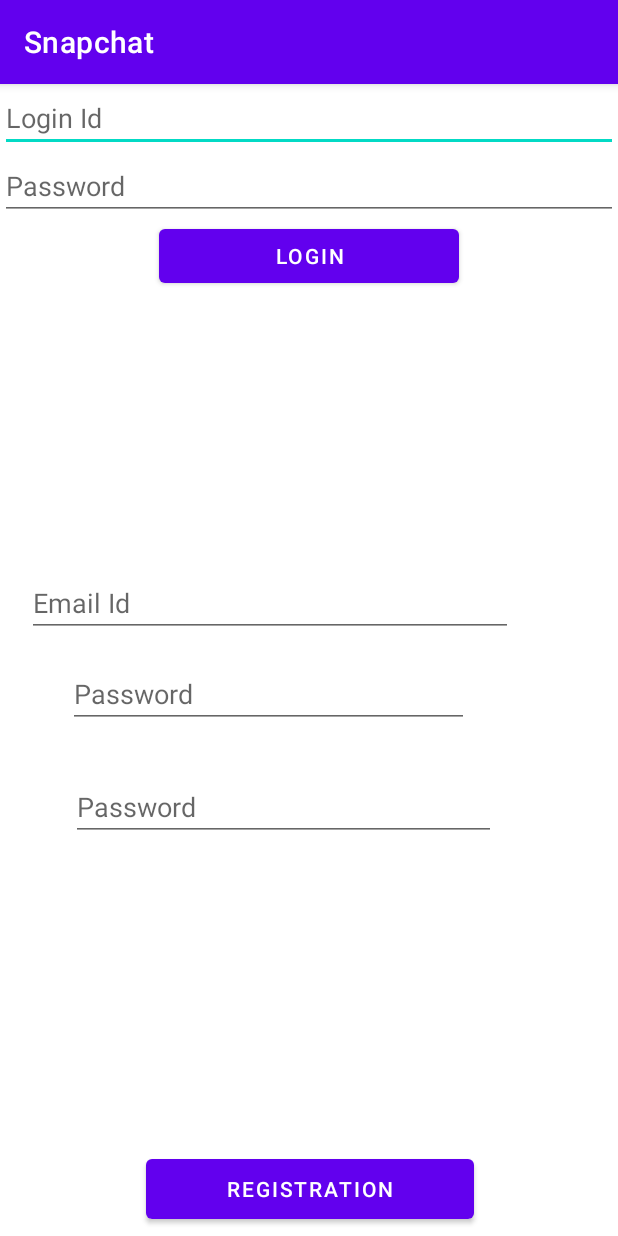
After one commit to SurajPrajapati8424/SnapChat, an Android app: the loginRegistrationActivity screen opened directly, with no data from a screen before it, on a phone screen of 412 x 824 dp. The commit adds this screen. Run offline under Robolectric (Android 15) with nearby library versions, the phone set to English and light mode, and no system bars.

Commit message:
Done with LOGIN UI/UX

```diff
--- a/app/build.gradle
+++ b/app/build.gradle
@@ -37,15 +37,26 @@ dependencies {
     androidTestImplementation 'androidx.test.ext:junit:1.1.2'
     androidTestImplementation 'androidx.test.espresso:espresso-core:3.3.0'
 
-    // Import the Firebase BoM
+    // Add the dependencies for any other desired Firebase products
+    // https://firebase.google.com/docs/android/setup#available-libraries
+    // Import the BoM for the Firebase platform
     implementation platform('com.google.firebase:firebase-bom:26.4.0')
-
     // Add the dependency for the Firebase SDK for Google Analytics
     // When using the BoM, don't specify versions in Firebase dependencies
+    // No need of ":firebase-core:"
     implementation 'com.google.firebase:firebase-analytics'
 
-    // Add the dependencies for any other desired Firebase products
-    // https://firebase.google.com/docs/android/setup#available-libraries
+    // Declare the dependencies for the desired Firebase products without specifying versions
+    // For example, declare the dependencies for Firebase Authentication and Cloud Firestore
+    implementation 'com.google.firebase:firebase-auth'
+    // Also declare the dependency for the Google Play services library and specify its version
+    implementation 'com.google.android.gms:play-services-auth:19.0.0'
+
+    // Declare the dependency for the Realtime Database library
+    // When using the BoM, you don't specify versions in Firebase library dependencies
+    implementation 'com.google.firebase:firebase-database'
+
+
 }
 
 apply plugin: 'com.google.gms.google-services'
--- a/app/src/main/AndroidManifest.xml
+++ b/app/src/main/AndroidManifest.xml
@@ -9,13 +9,17 @@
         android:roundIcon="@mipmap/ic_launcher_round"
         android:supportsRtl="true"
         android:theme="@style/Theme.Snapchat">
-        <activity android:name=".MainActivity">
+        <activity android:name=".loginRegistrationActivity"
+            android:windowSoftInputMode="adjustPan">
+        </activity>
+        <activity android:name=".SplashScreenActivity">
             <intent-filter>
                 <action android:name="android.intent.action.MAIN" />
 
                 <category android:name="android.intent.category.LAUNCHER" />
             </intent-filter>
         </activity>
+        <activity android:name=".MainActivity" />
     </application>
 
 </manifest>
--- /dev/null
+++ b/app/src/main/java/com/dr/psycho/snapchat/SplashScreenActivity.java
@@ -0,0 +1,7 @@
+package com.dr.psycho.snapchat;
+
+import androidx.appcompat.app.AppCompatActivity;
+
+public class SplashScreenActivity extends AppCompatActivity {
+
+}
--- /dev/null
+++ b/app/src/main/java/com/dr/psycho/snapchat/loginRegistrationActivity.java
@@ -0,0 +1,19 @@
+package com.dr.psycho.snapchat;
+
+import androidx.appcompat.app.AppCompatActivity;
+
+import android.os.Bundle;
+import android.view.WindowManager;
+
+public class loginRegistrationActivity extends AppCompatActivity {
+
+    @Override
+    protected void onCreate(Bundle savedInstanceState) {
+        super.onCreate(savedInstanceState);
+        setContentView(R.layout.activity_login_registration);
+        getWindow().setFlags(
+                WindowManager.LayoutParams.FLAG_LAYOUT_NO_LIMITS,
+                WindowManager.LayoutParams.FLAG_LAYOUT_NO_LIMITS
+        );
+    }
+}
--- /dev/null
+++ b/app/src/main/res/drawable/background_splash.xml
@@ -0,0 +1,7 @@
+<?xml version="1.0" encoding="utf-8"?>
+<layer-list xmlns:android="http://schemas.android.com/apk/res/android">
+
+    <item
+        android:drawable="@color/purple_700"
+        />
+</layer-list>
--- /dev/null
+++ b/app/src/main/res/layout/activity_login_registration.xml
@@ -0,0 +1,93 @@
+<?xml version="1.0" encoding="utf-8"?>
+<LinearLayout xmlns:android="http://schemas.android.com/apk/res/android"
+    android:layout_width="match_parent"
+    android:layout_height="match_parent"
+    android:orientation="vertical">
+    <LinearLayout
+        android:layout_width="match_parent"
+        android:layout_height="200dp"
+        android:orientation="vertical">
+        <EditText
+            android:id="@+id/etLoginEmail"
+            android:layout_width="match_parent"
+            android:layout_height="wrap_content"
+            android:ems="10"
+            android:hint="Login Id"
+            android:inputType="textEmailAddress"
+            android:autofillHints="" />
+
+        <EditText
+            android:id="@+id/etLoginPassword"
+            android:layout_width="match_parent"
+            android:layout_height="wrap_content"
+            android:ems="10"
+            android:hint="Password"
+            android:inputType="textPassword"
+            android:autofillHints="" />
+
+        <Button
+            android:id="@+id/btnLogin"
+            android:layout_width="200dp"
+            android:layout_height="wrap_content"
+            android:layout_gravity="center_horizontal"
+            android:text="@string/login"/>
+    </LinearLayout>
+
+    <RelativeLayout
+        android:layout_width="match_parent"
+        android:layout_height="match_parent">
+        <EditText
+            android:id="@+id/etRegEmail"
+            android:layout_width="324dp"
+            android:layout_height="wrap_content"
+            android:layout_alignParentStart="true"
+            android:layout_alignParentTop="true"
+            android:layout_marginStart="18dp"
+            android:layout_marginTop="123dp"
+            android:autofillHints=""
+            android:ems="10"
+            android:hint="Email Id"
+            android:inputType="textEmailAddress" />
+
+        <EditText
+            android:id="@+id/etRegPassword1"
+            android:layout_width="267dp"
+            android:layout_height="wrap_content"
+            android:layout_below="@+id/etRegEmail"
+            android:layout_alignParentStart="true"
+            android:layout_marginStart="45dp"
+            android:layout_marginTop="15dp"
+            android:autofillHints=""
+            android:ems="10"
+            android:hint="Password"
+            android:inputType="textPassword" />
+
+        <EditText
+            android:id="@+id/etRegPassword2"
+            android:layout_width="264dp"
+            android:layout_height="wrap_content"
+            android:layout_below="@+id/etRegPassword1"
+            android:layout_alignParentStart="true"
+            android:layout_alignParentEnd="true"
+            android:layout_marginStart="47dp"
+            android:layout_marginTop="30dp"
+            android:layout_marginEnd="81dp"
+            android:autofillHints=""
+            android:ems="10"
+            android:hint="Password"
+            android:inputType="textPassword" />
+
+        <Button
+            android:id="@+id/btnRegistration"
+            android:layout_width="wrap_content"
+            android:layout_height="52dp"
+            android:layout_alignParentStart="true"
+            android:layout_alignParentEnd="true"
+            android:layout_alignParentBottom="true"
+            android:layout_marginStart="97dp"
+            android:layout_marginEnd="96dp"
+            android:layout_marginBottom="5dp"
+            android:text="@string/registration" />
+    </RelativeLayout>
+
+</LinearLayout>
--- a/app/src/main/res/values/strings.xml
+++ b/app/src/main/res/values/strings.xml
@@ -1,3 +1,5 @@
 <resources>
     <string name="app_name">Snapchat</string>
+    <string name="login">Login</string>
+    <string name="registration">Registration</string>
 </resources>
```
Also changed, not shown: 1 other file.
